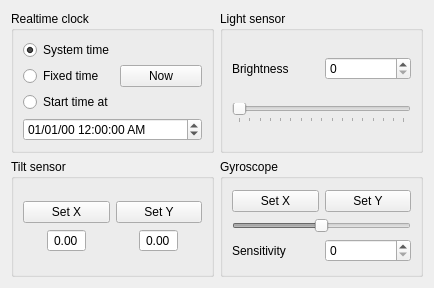
This is Libretro/mgba/src/platform/qt/SensorView.ui in kiddreads/Avalon-copy2 as Qt 5 draws it before an edit. The edited form follows.
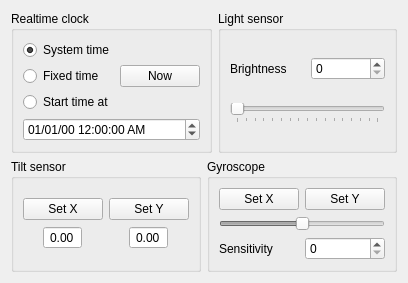
This is the edited form.

Commit message: Qt: Fix windows being resizable when they shouldn't have been

```diff
--- a/Libretro/mgba/src/platform/qt/SensorView.ui
+++ b/Libretro/mgba/src/platform/qt/SensorView.ui
@@ -7,7 +7,7 @@
     <x>0</x>
     <y>0</y>
     <width>434</width>
-    <height>288</height>
+    <height>319</height>
    </rect>
   </property>
   <property name="sizePolicy">
@@ -20,6 +20,9 @@
    <string>Sensors</string>
   </property>
   <layout class="QVBoxLayout" name="verticalLayout">
+   <property name="sizeConstraint">
+    <enum>QLayout::SetFixedSize</enum>
+   </property>
    <item>
     <layout class="QHBoxLayout" name="horizontalLayout">
      <item>
```
The commit also changes 4 other files.
